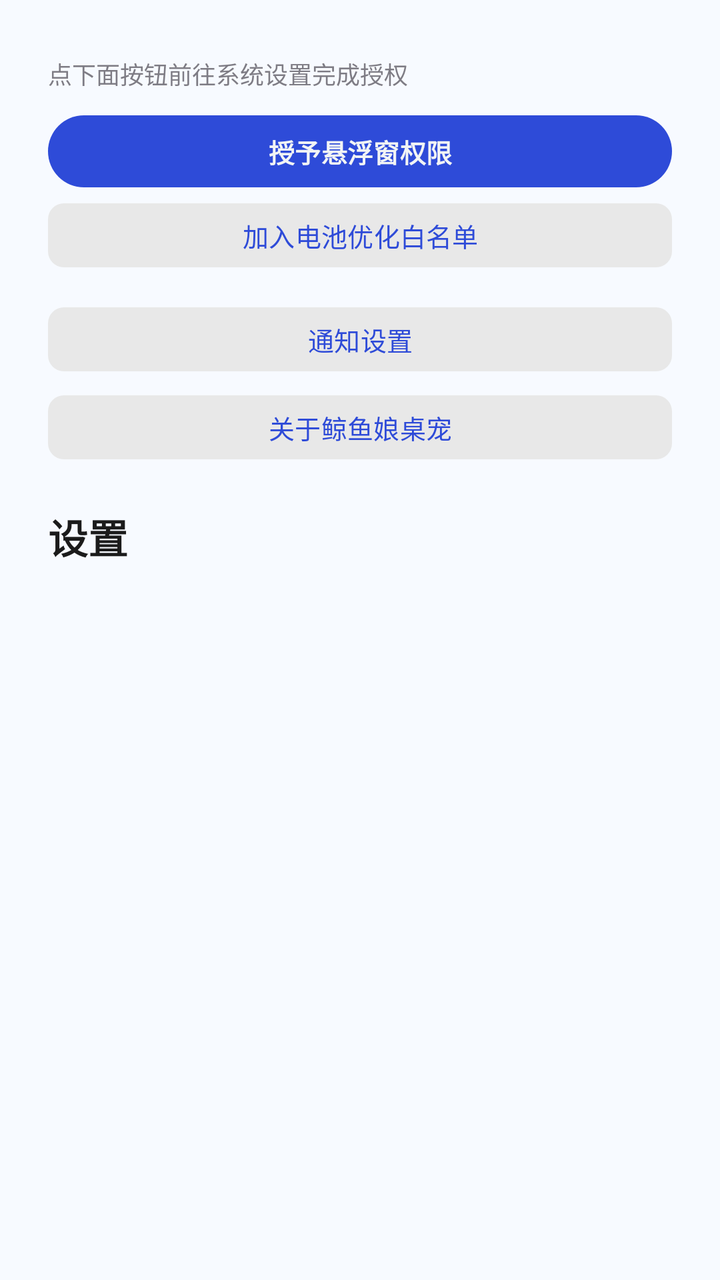
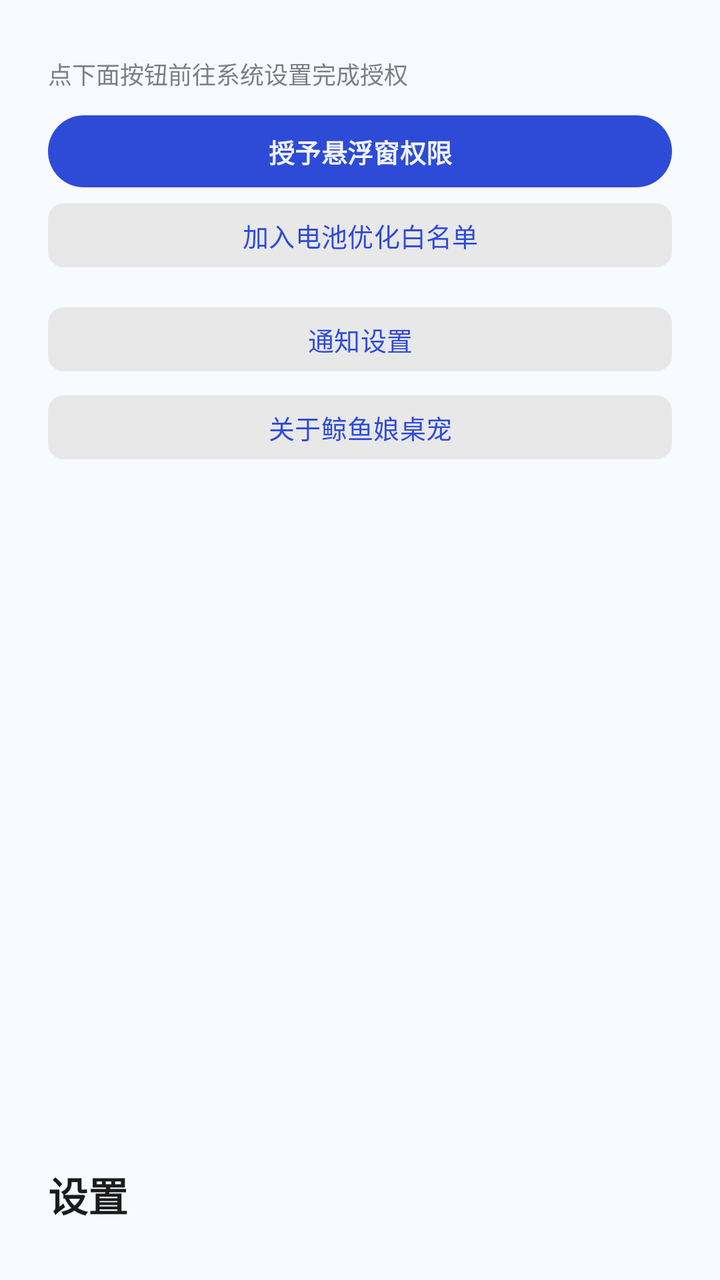

Compare the two renders of this Android layout. The source of the first and the diff that turns it into the second are given below.
<!-- AndroidManifest.xml: application theme Theme.WhalePet -->
<!-- res/layout/page_settings.xml -->
<?xml version="1.0" encoding="utf-8"?>
<ScrollView xmlns:android="http://schemas.android.com/apk/res/android"
    android:layout_width="match_parent"
    android:layout_height="match_parent"
    android:fillViewport="true">

    <LinearLayout
        android:layout_width="match_parent"
        android:layout_height="wrap_content"
        android:orientation="vertical"
        android:padding="24dp">

        <TextView
            android:layout_width="match_parent"
            android:layout_height="wrap_content"
            android:layout_marginTop="4dp"
            android:alpha="0.7"
            android:text="@string/settings_perm_hint"
            android:textSize="12sp" />

        
        <Button
                style="@style/Widget.WhalePet.Button.Primary"
            android:id="@+id/btn_overlay"
            android:layout_width="match_parent"
            android:layout_height="wrap_content"
            android:layout_marginTop="12dp"
            android:text="@string/grant_overlay" />

        
        <Button
                style="@style/Widget.WhalePet.Button"
            android:id="@+id/btn_battery"
            android:layout_width="match_parent"
            android:layout_height="wrap_content"
            android:layout_marginTop="8dp"
            android:text="@string/battery_whitelist" />

        
        <Button
                style="@style/Widget.WhalePet.Button"
            android:id="@+id/btn_notif_settings"
            android:layout_width="match_parent"
            android:layout_height="wrap_content"
            android:layout_marginTop="20dp"
            android:text="@string/notif_settings" />

        
        <Button
                style="@style/Widget.WhalePet.Button"
            android:id="@+id/btn_about"
            android:layout_width="match_parent"
            android:layout_height="wrap_content"
            android:layout_marginTop="12dp"
            android:text="@string/about_entry" />

        
        <TextView
            android:layout_width="wrap_content"
            android:layout_height="wrap_content"
            android:layout_gravity="start"
            android:layout_marginTop="24dp"
            android:fontFamily="sans-serif-medium"
            android:text="@string/settings_title"
            android:textColor="@color/text_primary"
            android:textSize="20sp"
            android:textStyle="bold" />
    </LinearLayout>
</ScrollView>
<!-- resources referenced by this layout -->
<resources>
  <color name="text_primary">#1B1B1B</color>
  <string name="about_entry">关于鲸鱼娘桌宠</string>
  <string name="battery_whitelist">加入电池优化白名单</string>
  <string name="grant_overlay">授予悬浮窗权限</string>
  <string name="notif_settings">通知设置</string>
  <string name="settings_perm_hint">点下面按钮前往系统设置完成授权</string>
  <string name="settings_title">设置</string>
  <style name="Widget.WhalePet.Button" parent="Widget.Material3.Button.TonalButton">
          
          <item name="android:minHeight">32dp</item>
          <item name="android:minWidth">0dp</item>
          <item name="android:insetTop">0dp</item>
          <item name="android:insetBottom">0dp</item>
          <item name="android:paddingLeft">12dp</item>
          <item name="android:paddingRight">12dp</item>
          <item name="android:textSize">13sp</item>
          <item name="backgroundTint">@color/surface_chip</item>
          <item name="android:textColor">@color/brand_primary</item>
          <item name="cornerRadius">8dp</item>
      </style>
  <style name="Widget.WhalePet.Button.Primary" parent="Widget.Material3.Button.TonalButton">
          
          <item name="android:minHeight">36dp</item>
          <item name="android:minWidth">0dp</item>
          <item name="android:insetTop">0dp</item>
          <item name="android:insetBottom">0dp</item>
          <item name="android:paddingLeft">16dp</item>
          <item name="android:paddingRight">16dp</item>
          <item name="android:textSize">13sp</item>
          <item name="backgroundTint">@color/brand_primary</item>
          <item name="android:textColor">@color/f2f4f5</item>
          <item name="android:fontFamily">sans-serif-medium</item>
          <item name="android:textStyle">bold</item>
      </style>
  <style name="Theme.WhalePet" parent="Theme.Material3.DayNight.NoActionBar">
          
          <item name="colorPrimary">@color/brand_primary</item>
          <item name="colorOnPrimary">#FFFFFF</item>
          <item name="colorPrimaryContainer">#DDE3FF</item>
          <item name="colorOnPrimaryContainer">#10214A</item>
          <item name="colorSecondary">#2E9E5B</item>
          <item name="colorSurface">#FFFFFF</item>
          <item name="android:windowBackground">@color/surface_page</item>
          <item name="colorSurfaceVariant">#EDEDED</item>
          <item name="colorOutline">@color/outline_soft</item>
          <item name="android:statusBarColor">@android:color/transparent</item>
      </style>
  <color name="surface_chip">#E8E8E8</color>
  <color name="brand_primary">#2E4BD8</color>
  <color name="f2f4f5">#F2F4F5</color>
  <color name="surface_page">#F7FAFF</color>
  <color name="outline_soft">#DEDEDE</color>
</resources>

<!-- the commit's change to res/layout/page_settings.xml (unified diff, before → after) -->
@@ -1,4 +1,8 @@
-<?xml version="1.0" encoding="utf-8"?>
+<FrameLayout xmlns:android="http://schemas.android.com/apk/res/android"
+    xmlns:tools="http://schemas.android.com/tools"
+    android:layout_width="match_parent"
+    android:layout_height="match_parent">
+
 <ScrollView xmlns:android="http://schemas.android.com/apk/res/android"
     android:layout_width="match_parent"
     android:layout_height="match_parent"
@@ -8,7 +12,8 @@
         android:layout_width="match_parent"
         android:layout_height="wrap_content"
         android:orientation="vertical"
-        android:padding="24dp">
+        android:padding="24dp"
+            android:paddingBottom="88dp">
 
         <TextView
             android:layout_width="match_parent"
@@ -55,15 +60,19 @@
             android:text="@string/about_entry" />
 
         
-        <TextView
-            android:layout_width="wrap_content"
-            android:layout_height="wrap_content"
-            android:layout_gravity="start"
-            android:layout_marginTop="24dp"
-            android:fontFamily="sans-serif-medium"
-            android:text="@string/settings_title"
-            android:textColor="@color/text_primary"
-            android:textSize="20sp"
-            android:textStyle="bold" />
     </LinearLayout>
-</ScrollView>
+    </ScrollView>
+
+    
+    <TextView
+        android:layout_width="wrap_content"
+        android:layout_height="wrap_content"
+        android:layout_gravity="bottom|start"
+        android:layout_marginBottom="28dp"
+        android:layout_marginStart="24dp"
+        android:fontFamily="sans-serif-medium"
+        android:text="@string/settings_title"
+        android:textColor="@color/text_primary"
+        android:textSize="20sp"
+        android:textStyle="bold" />
+</FrameLayout>
